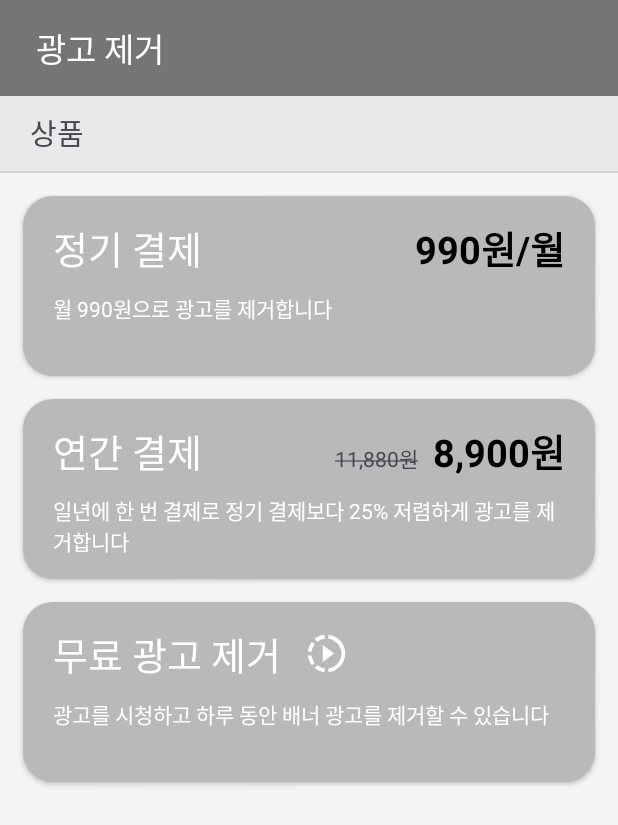
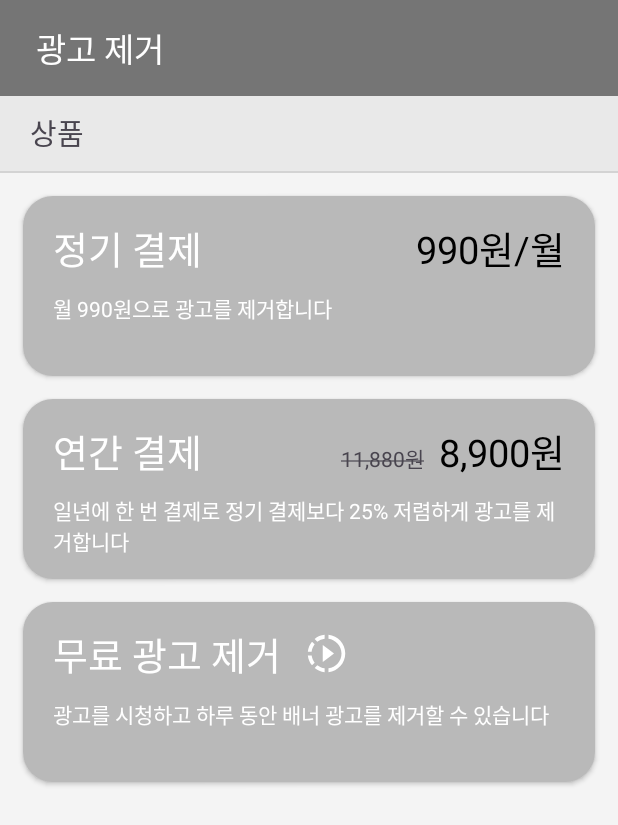
Before and after one commit to hoyaboi/Vocabulary, an Android app: the RemoveAd screen opened directly, with no data from a screen before it, on a phone screen of 412 x 824 dp. Shown: the top 825 px of the screen. Run offline under Robolectric (Android 15) with nearby library versions, the phone set to English and light mode, and no system bars; our stand-ins replace AdMob, Firebase (no records; nobody signed in at launch, a user with empty details on screens opened directly); libraries missing offline, so code that uses them is left out: com.android.billingclient; 3 statements that could not run were skipped.

Commit message:
v2.1.1a-20240819
인앱 결제 시스템, 리워드 광고 적용, UI 개선

```diff
--- a/app/build.gradle.kts
+++ b/app/build.gradle.kts
@@ -12,8 +12,8 @@ android {
         applicationId = "hoya.studio.vocabulary"
         minSdk = 24
         targetSdk = 34
-        versionCode = 10
-        versionName = "2.1.0a"
+        versionCode = 11
+        versionName = "2.1.1a"
 
         testInstrumentationRunner = "androidx.test.runner.AndroidJUnitRunner"
     }
--- a/app/src/main/java/com/example/vocabulary/MainActivity.kt
+++ b/app/src/main/java/com/example/vocabulary/MainActivity.kt
@@ -90,8 +90,8 @@ class MainActivity : AppCompatActivity() {
                         rewardRef.addValueEventListener(object : ValueEventListener {
                             override fun onDataChange(snapshot: DataSnapshot) {
                                 val rewardTime = snapshot.getValue(Long::class.java) ?: 0L
-//                                val oneDayInMillis = 24 * 60 * 60 * 1000
-                                val oneDayInMillis = 20 * 1000
+                                val oneDayInMillis = 24 * 60 * 60 * 1000
+//                                val oneDayInMillis = 20 * 1000
 
                                 if (System.currentTimeMillis() - rewardTime < oneDayInMillis) {
                                     removeAds()
--- a/app/src/main/java/com/example/vocabulary/RemoveAd.kt
+++ b/app/src/main/java/com/example/vocabulary/RemoveAd.kt
@@ -4,6 +4,8 @@ import android.content.Context
 import android.graphics.Paint
 import com.google.android.gms.ads.AdRequest
 import android.os.Bundle
+import android.os.Handler
+import android.os.Looper
 import android.view.View
 import android.widget.LinearLayout
 import android.widget.TextView
@@ -49,6 +51,7 @@ class RemoveAd : AppCompatActivity(), PurchasesUpdatedListener {
     private lateinit var subsDescText: TextView
     private lateinit var annualDescText: TextView
     private lateinit var originPriceText: TextView
+    private lateinit var loadingContainer: LinearLayout
 
     private var skuDetailsList: List<SkuDetails> = emptyList()
     private val database = Firebase.database.reference
@@ -79,7 +82,11 @@ class RemoveAd : AppCompatActivity(), PurchasesUpdatedListener {
         }
 
         removeAdFree.setOnClickListener {
-            showRewardedAd()
+            loadingContainer.visibility = View.VISIBLE
+            Handler(Looper.getMainLooper()).postDelayed({
+                showRewardedAd()
+                loadingContainer.visibility = View.GONE
+            }, 1500)
         }
     }
 
@@ -91,6 +98,7 @@ class RemoveAd : AppCompatActivity(), PurchasesUpdatedListener {
         annualDescText = findViewById(R.id.annual_desc_text)
         originPriceText = findViewById(R.id.annual_origin_text)
         originPriceText.paintFlags = originPriceText.paintFlags or Paint.STRIKE_THRU_TEXT_FLAG
+        loadingContainer = findViewById(R.id.loading_container)
     }
 
     private fun setupBillingClient() {
--- a/app/src/main/java/com/example/vocabulary/WordsActivity.kt
+++ b/app/src/main/java/com/example/vocabulary/WordsActivity.kt
@@ -336,8 +336,8 @@ class WordsActivity : AppCompatActivity() {
                         rewardRef.addListenerForSingleValueEvent(object : ValueEventListener {
                             override fun onDataChange(snapshot: DataSnapshot) {
                                 val rewardTime = snapshot.getValue(Long::class.java) ?: 0L
-//                                val oneDayInMillis = 24 * 60 * 60 * 1000
-                                val oneDayInMillis = 20 * 1000
+                                val oneDayInMillis = 24 * 60 * 60 * 1000
+//                                val oneDayInMillis = 20 * 1000
 
                                 if (System.currentTimeMillis() - rewardTime < oneDayInMillis) {
                                     removeAds()
--- a/app/src/main/res/layout/activity_remove_ad.xml
+++ b/app/src/main/res/layout/activity_remove_ad.xml
@@ -87,7 +87,6 @@
                     android:layout_marginEnd="20dp"
                     android:text="@string/remove_ad_subs_price"
                     android:textColor="@color/black"
-                    android:textStyle="bold"
                     android:textSize="25sp"/>
 
             </LinearLayout>
@@ -146,7 +145,6 @@
                     android:layout_marginEnd="20dp"
                     android:text="@string/remove_ad_annual_price_sale"
                     android:textColor="@color/black"
-                    android:textStyle="bold"
                     android:textSize="25sp"/>
 
             </LinearLayout>
@@ -211,4 +209,34 @@
 
     </LinearLayout>
 
+    <LinearLayout
+        android:id="@+id/loading_container"
+        android:layout_width="wrap_content"
+        android:layout_height="wrap_content"
+        android:layout_alignParentBottom="true"
+        android:layout_centerHorizontal="true"
+        android:layout_marginBottom="50dp"
+        android:padding="15dp"
+        android:background="@drawable/loading_border"
+        android:orientation="vertical"
+        android:visibility="gone">
+
+        <ProgressBar
+            android:id="@+id/loading_spinner"
+            android:layout_width="wrap_content"
+            android:layout_height="wrap_content"
+            android:layout_gravity="center"
+            android:indeterminate="true"
+            android:indeterminateTint="@color/white"/>
+
+        <TextView
+            android:id="@+id/loading_text"
+            android:layout_width="wrap_content"
+            android:layout_height="wrap_content"
+            android:layout_marginTop="10dp"
+            android:text="@string/loading_ad"
+            android:textColor="@color/white"/>
+
+    </LinearLayout>
+
 </RelativeLayout>
--- a/app/src/main/res/values/strings.xml
+++ b/app/src/main/res/values/strings.xml
@@ -77,6 +77,7 @@
     <string name="loading_vacabs">단어장 불러오는 중..</string>
     <string name="loading_words">단어 불러오는 중..</string>
     <string name="searching_vacabs">단어장 검색 중..</string>
+    <string name="loading_ad">광고 불러오는 중..</string>
 
     <!--  애드몹 아이디  -->
     <string name="admob_app_id">ca-app-pub-6312729833573027~5328976275</string>
@@ -86,6 +87,6 @@
     <string name="reward_ad_unit_id_for_test">ca-app-pub-3940256099942544/5224354917</string>
 
     <!--  앱 버전  -->
-    <string name="version">버전 2.1.0</string>
+    <string name="version">버전 2.1.1</string>
 
 </resources>
```
Also changed, not shown: app/src/main/res/layout/activity_words.xml (+54 -55 lines).
